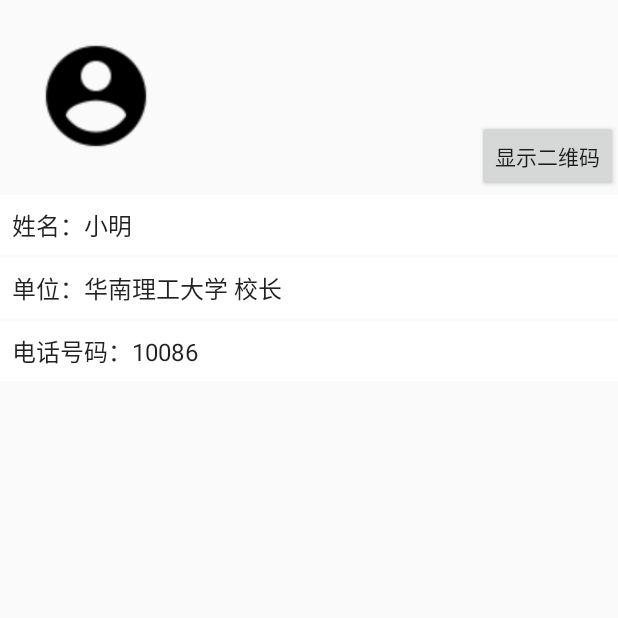
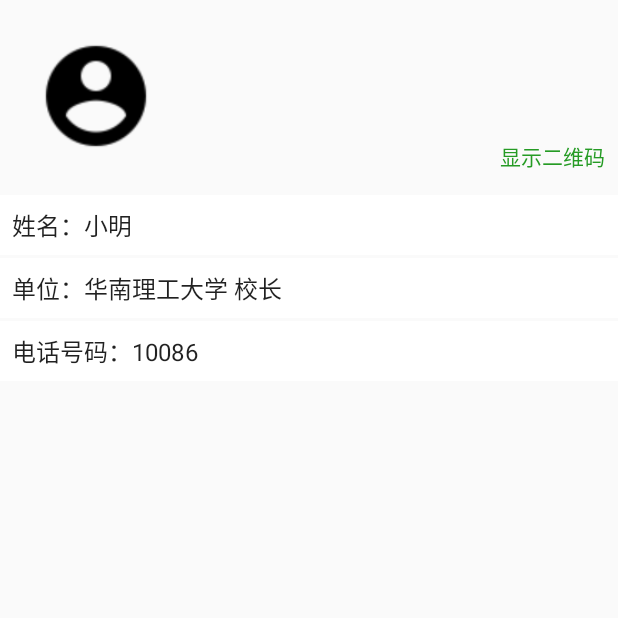
Before and after one commit to newpasung/androidcourse, an Android app: the CardinfoActivity screen opened directly, with no data from a screen before it, on a phone screen of 412 x 824 dp, the top half of it. Run offline under Robolectric (Android 15) with nearby library versions, the phone set to English and light mode, and no system bars; 4 statements that could not run were skipped.

Commit message:
minor change

```diff
--- a/app/src/main/res/layout/activity_cardinfo.xml
+++ b/app/src/main/res/layout/activity_cardinfo.xml
@@ -17,6 +17,9 @@
         android:layout_width="wrap_content"
         android:layout_height="wrap_content"
         android:text="显示二维码"
+        android:textColor="@color/green"
+        android:singleLine="true"
+        android:background="@null"
         android:layout_alignParentRight="true"
         android:layout_above="@+id/tv_name"/>
 
```
